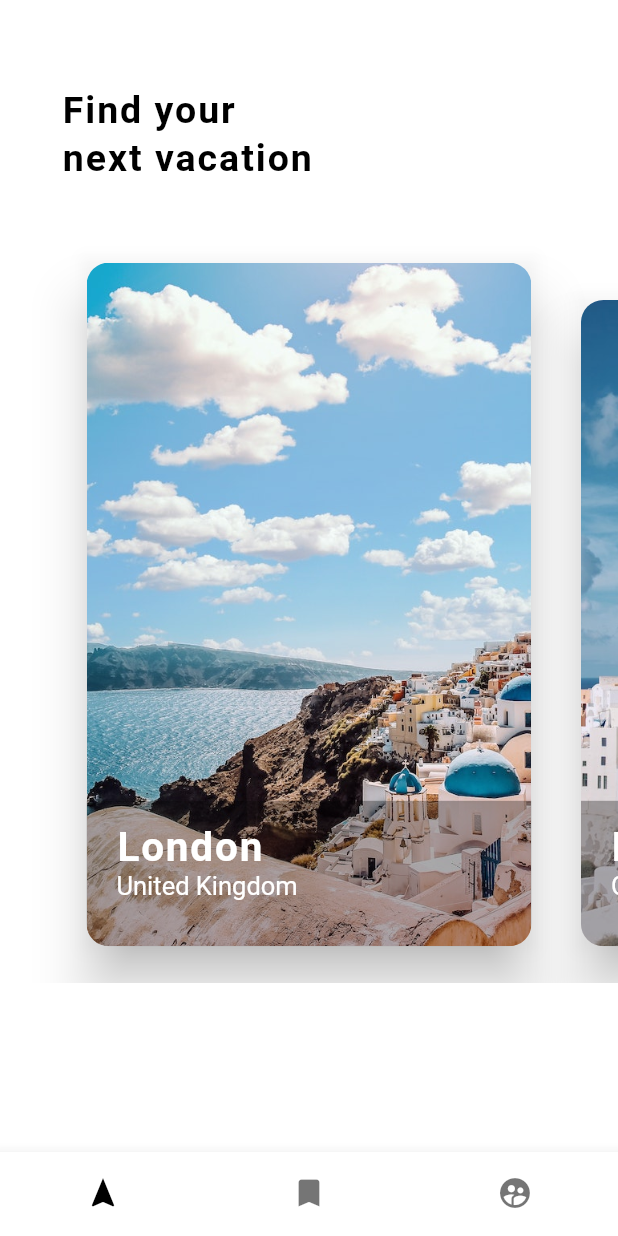
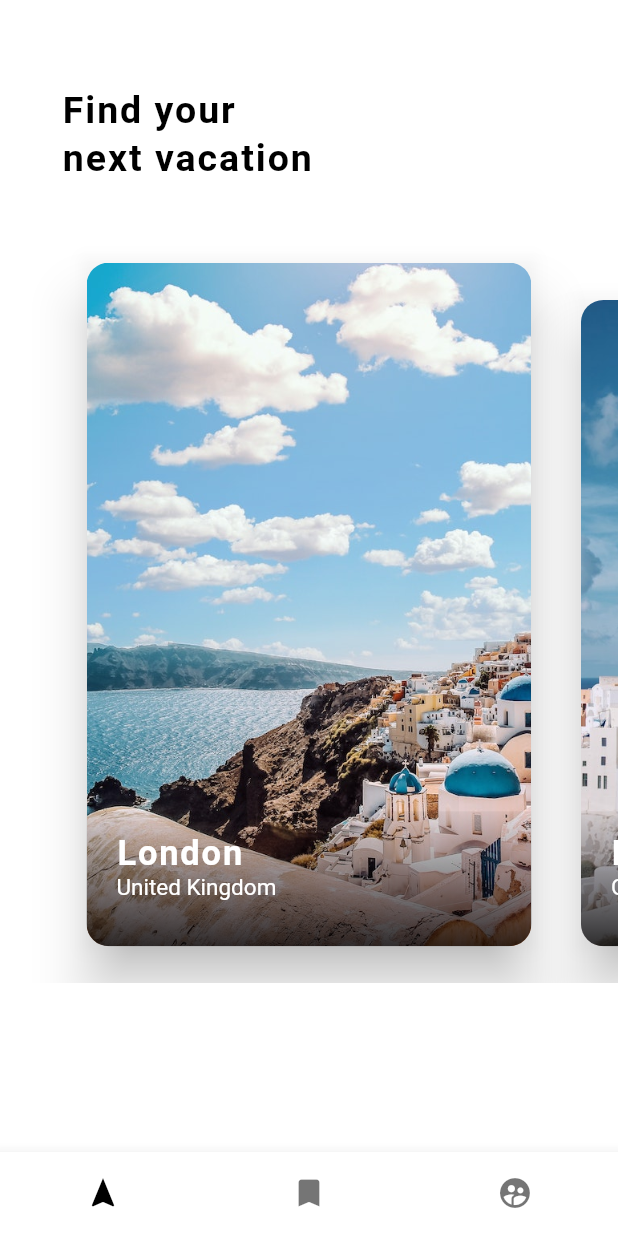
Before and after one commit to SalehTZ/transform_page_view_flutter, a Flutter app: the screen it shows after launch, on a phone screen of 412 x 824 dp. Run offline on Flutter 3.47's test engine with Material 2 defaults, Android fonts, the light colour scheme and no system bars.

Commit message:
using gradient instead of color.

```diff
--- a/lib/components/transform_page_view.dart
+++ b/lib/components/transform_page_view.dart
@@ -38,6 +38,7 @@ class _TransformPageViewWidgetState extends State<TransformPageViewWidget> {
 
     return PageView.builder(
       controller: pageController,
+      itemCount: pageItems.length,
       itemBuilder: (context, index) {
         double scale = max(viewportFraction,
             1 - (pageOffset! - index).abs() + viewportFraction);
@@ -81,12 +82,20 @@ class _TransformPageViewWidgetState extends State<TransformPageViewWidget> {
                       child: AnimatedOpacity(
                         opacity: angleY == 0 ? 1 : 0,
                         duration: const Duration(milliseconds: 300),
-                        curve: Curves.ease,
+                        curve: Curves.easeOut,
                         child: Container(
                           padding: const EdgeInsets.only(
                               top: 15, bottom: 30, left: 20, right: 20),
                           decoration: BoxDecoration(
-                              color: Colors.black.withOpacity(0.3)),
+                            gradient: LinearGradient(
+                              begin: Alignment.topCenter,
+                              end: Alignment.bottomCenter,
+                              colors: [
+                                Colors.black.withOpacity(0.05),
+                                Colors.black.withOpacity(0.8),
+                              ],
+                            ),
+                          ),
                           child: Column(
                             crossAxisAlignment: CrossAxisAlignment.start,
                             children: [
@@ -94,7 +103,7 @@ class _TransformPageViewWidgetState extends State<TransformPageViewWidget> {
                                 pageItems[index].title!,
                                 style: const TextStyle(
                                   color: Colors.white,
-                                  fontSize: 27,
+                                  fontSize: 23,
                                   fontWeight: FontWeight.bold,
                                   letterSpacing: 1.2,
                                 ),
@@ -103,7 +112,7 @@ class _TransformPageViewWidgetState extends State<TransformPageViewWidget> {
                                 pageItems[index].caption!,
                                 style: const TextStyle(
                                   color: Colors.white,
-                                  fontSize: 17,
+                                  fontSize: 15,
                                 ),
                               ),
                             ],
@@ -118,7 +127,6 @@ class _TransformPageViewWidgetState extends State<TransformPageViewWidget> {
           ),
         );
       },
-      itemCount: pageItems.length,
     );
   }
 }
```
